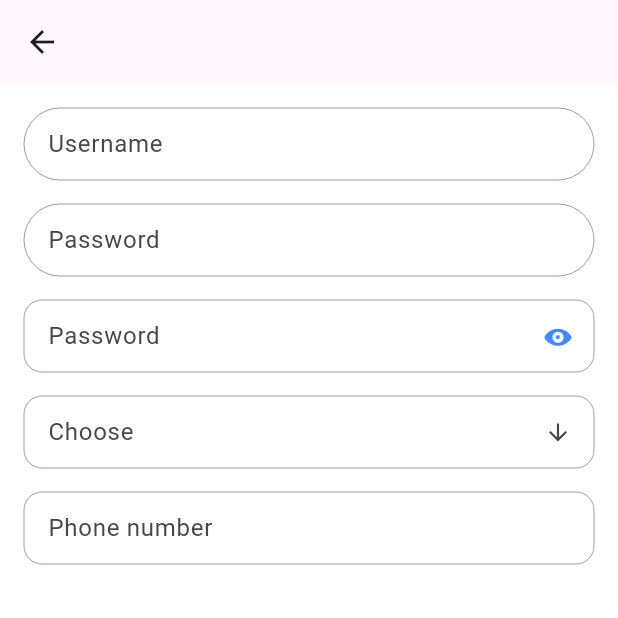
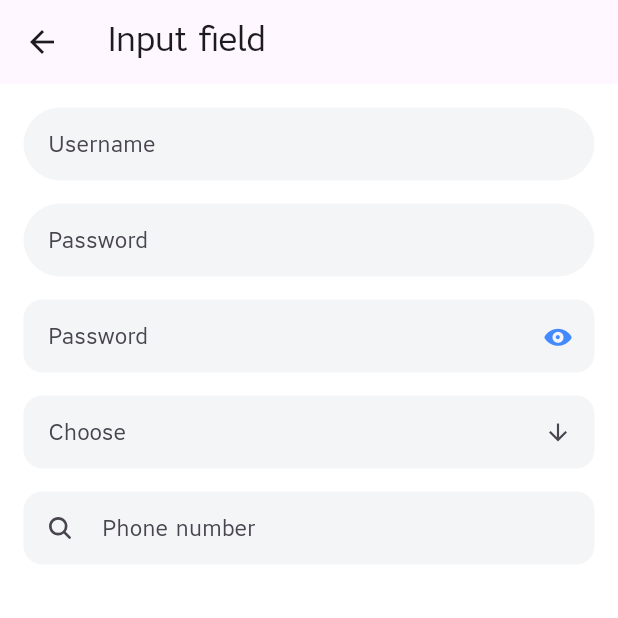
Before and after one commit to viroth-ty/express_widget, a Flutter app: the screen it shows after launch, after a tap on "Input field", on a phone screen of 412 x 824 dp, the top half of it. Run offline on Flutter 3.47's test engine with Material 3 defaults, Android fonts, the phone set to English and light mode, and no system bars; our stand-ins replace figma_squircle, ionicons, skeletonizer, smooth_page_indicator; missing offline and left inert: circular_reveal_animation.

Commit message:
- Improve input text

```diff
--- a/example/lib/feature/input_field_page.dart
+++ b/example/lib/feature/input_field_page.dart
@@ -4,6 +4,7 @@ import 'package:express_widget/express_widget.dart';
 import 'package:flutter/cupertino.dart';
 import 'package:flutter/material.dart';
 import 'package:flutter/services.dart';
+import 'package:ionicons/ionicons.dart';
 
 class InputFieldPage extends StatefulWidget {
   const InputFieldPage({super.key});
@@ -20,7 +21,9 @@ class _InputFieldPageState extends State<InputFieldPage> {
   @override
   Widget build(BuildContext context) {
     return Scaffold(
-      appBar: AppBar(),
+      appBar: AppBar(
+        title: const Text("Input field"),
+      ),
       body: Container(
         padding: const EdgeInsets.all(8.0),
         child: Column(
@@ -161,6 +164,7 @@ class _InputFieldPageState extends State<InputFieldPage> {
                 borderStyle: ExpressTextFieldBorderStyle.showFocusBorder,
                 readOnly: false,
                 textInputType: TextInputType.phone,
+                prefixIcon: const Icon(Ionicons.search),
                 inputFormatters: [
                   LengthLimitingTextInputFormatter(12),
                   FilteringTextInputFormatter.allow(RegExp(r'[0-9]')),
--- a/example/lib/main.dart
+++ b/example/lib/main.dart
@@ -25,7 +25,7 @@ class MyApp extends StatelessWidget {
   Widget build(BuildContext context) {
     return MaterialApp(
       title: 'Flutter Demo',
-      themeMode: ThemeMode.system,
+      themeMode: ThemeMode.light,
       darkTheme: darkTheme,
       theme: lightTheme,
       home: const MyHomePage(title: 'Express Widget Testing'),
@@ -34,6 +34,7 @@ class MyApp extends StatelessWidget {
 }
 
 class MyHomePage extends StatefulWidget {
+
   const MyHomePage({super.key, required this.title});
 
   final String title;
@@ -43,13 +44,6 @@ class MyHomePage extends StatefulWidget {
 }
 
 class _MyHomePageState extends State<MyHomePage> {
-  int _counter = 0;
-
-  void _incrementCounter() {
-    setState(() {
-      _counter++;
-    });
-  }
 
   @override
   Widget build(BuildContext context) {
--- a/example/lib/theme/dark_theme.dart
+++ b/example/lib/theme/dark_theme.dart
@@ -12,5 +12,4 @@ var darkTheme = ThemeData(
   splashFactory: NoSplash.splashFactory,
   splashColor: Colors.transparent,
   highlightColor: Colors.transparent,
-  scaffoldBackgroundColor: primaryColorDark
 );
--- a/example/lib/theme/light_theme.dart
+++ b/example/lib/theme/light_theme.dart
@@ -7,8 +7,8 @@ var lightTheme = ThemeData(
   primaryColor: primaryColor,
   dividerTheme: const DividerThemeData(color: Colors.black38),
   useMaterial3: true,
-  splashFactory: NoSplash.splashFactory,
-  splashColor: Colors.transparent,
+  fontFamily: "Krasar",
+  splashFactory: InkRipple.splashFactory,
   highlightColor: Colors.transparent,
   scaffoldBackgroundColor: Colors.white,
 );
--- a/lib/src/widget/express_progress_circular.dart
+++ b/lib/src/widget/express_progress_circular.dart
@@ -10,7 +10,7 @@ class AppProgressCircular extends StatelessWidget {
   Widget build(BuildContext context) {
     return Builder(
       builder: (BuildContext context) {
-        if (Platform.isAndroid) {
+        if (Platform.isAndroid || Platform.isWindows)  {
           return const CircularProgressIndicator(
             strokeWidth: 2,
             strokeCap: StrokeCap.round,
--- a/lib/src/widget/textfield/express_text_field.dart
+++ b/lib/src/widget/textfield/express_text_field.dart
@@ -81,25 +81,21 @@ class ExpressTextField extends StatelessWidget {
             cursorOpacityAnimates: true,
             cursorRadius: const Radius.circular(6),
             inputFormatters: inputFormatters,
-            style: TextStyle(
-                fontSize: 16, color: readOnly && !isSelectable ? appColorBlack.withOpacity(0.4) : appColorBlack, fontWeight: FontWeight.w500),
             decoration: InputDecoration(
-              hintStyle: const TextStyle(fontSize: 16),
               filled: true,
               hintText: hintText,
+              hintStyle: TextStyle(fontSize: 14),
               prefixText: prefixText,
               prefixIcon: prefixIcon,
               suffixIcon: suffixIcon,
               isCollapsed: false,
               isDense: true,
-              label: label,
-              fillColor: enabled ? Colors.white : appColorDarkGray.withOpacity(0.4),
+              fillColor: const Color(0xfff4f5f7),
               enabled: enabled,
               border: outlineInputBorder(),
-              disabledBorder: disabledInputBorder(),
+              disabledBorder: outlineInputBorder(),
               focusedErrorBorder: outlineInputBorder(),
-              focusedBorder:
-                  borderStyle == ExpressTextFieldBorderStyle.showFocusBorder ? focusedBorderBorder(context: context) : outlineInputBorder(),
+              focusedBorder: outlineInputBorder(),
               enabledBorder: outlineInputBorder(),
             ),
           ),
@@ -108,29 +104,10 @@ class ExpressTextField extends StatelessWidget {
     );
   }
 
-  OutlineInputBorder disabledInputBorder() {
+  OutlineInputBorder outlineInputBorder() {
     return OutlineInputBorder(
-      borderSide: const BorderSide(width: 0, color: Colors.grey),
+      borderSide: const BorderSide(width: 0, color: Color(0xfff4f5f7)),
       borderRadius: BorderRadius.all(Radius.circular(style == ExpressTextFieldStyle.rounded ? 50 : 12)),
     );
   }
-
-  OutlineInputBorder outlineInputBorder() {
-    return OutlineInputBorder(
-      borderSide: const BorderSide(width: 0, color: Colors.grey),
-      borderRadius: BorderRadius.all(Radius.circular(style == ExpressTextFieldStyle.rounded ? 50 : 12)),
-    );
-  }
-
-  OutlineInputBorder focusedBorderBorder({required BuildContext context}) {
-    return OutlineInputBorder(
-      borderSide: BorderSide(
-        width: 2,
-        color: Theme.of(context).primaryColor,
-      ),
-      borderRadius: BorderRadius.all(
-        Radius.circular(style == ExpressTextFieldStyle.rounded ? 50 : 12),
-      ),
-    );
-  }
 }
```
Also changed, not shown: example/lib/feature/button_page.dart (+25 -0 lines), example/pubspec.yaml (+4 -6 lines), lib/src/widget/button/express_button.dart (+13 -4 lines), example/fonts/krasar-regular.ttf (added), 1 other file.
